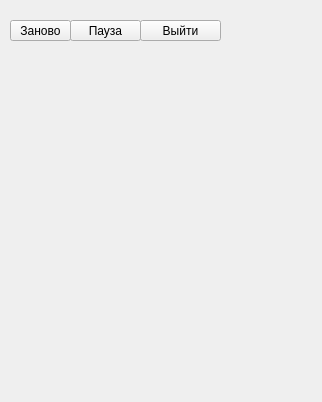
This is mainwindow.ui in sav182/game as Qt 5 draws it before an edit. The edited form follows.
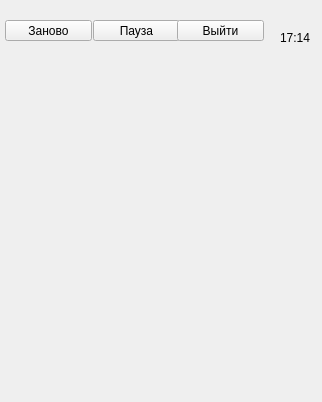
This is the edited form. The open tabs and pages were chosen to show the change.

Commit message: Start develop gameplay screen

The edit to the form file:
```diff
--- a/mainwindow.ui
+++ b/mainwindow.ui
@@ -136,9 +136,9 @@
      <widget class="QPushButton" name="pauseGameBtn">
       <property name="geometry">
        <rect>
-        <x>70</x>
+        <x>93</x>
         <y>20</y>
-        <width>71</width>
+        <width>87</width>
         <height>21</height>
        </rect>
       </property>
@@ -149,9 +149,9 @@
      <widget class="QPushButton" name="exitGameBtn">
       <property name="geometry">
        <rect>
-        <x>140</x>
+        <x>177</x>
         <y>20</y>
-        <width>81</width>
+        <width>87</width>
         <height>21</height>
        </rect>
       </property>
@@ -162,9 +162,9 @@
      <widget class="QPushButton" name="restartGameBtn">
       <property name="geometry">
        <rect>
-        <x>10</x>
+        <x>5</x>
         <y>20</y>
-        <width>61</width>
+        <width>87</width>
         <height>21</height>
        </rect>
       </property>
@@ -183,6 +183,19 @@
       </property>
       <layout class="QGridLayout" name="gameBoardGridLayout"/>
      </widget>
+     <widget class="QLabel" name="timerGame">
+      <property name="geometry">
+       <rect>
+        <x>280</x>
+        <y>30</y>
+        <width>31</width>
+        <height>16</height>
+       </rect>
+      </property>
+      <property name="text">
+       <string>17:14</string>
+      </property>
+     </widget>
     </widget>
     <widget class="QWidget" name="gameSetting"/>
    </widget>
```
Left out of the diff: 11 changed lines with no effect on the pictures.
